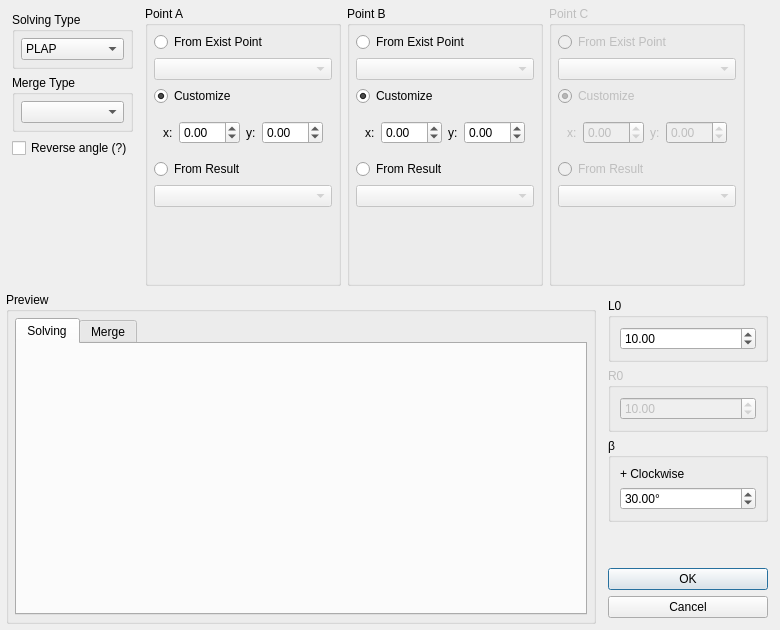
Before: the Qt Designer form core/panel/run_Triangle_Solver_edit.ui in KmolYuan/Pyslvs-UI, drawn with Qt 5.
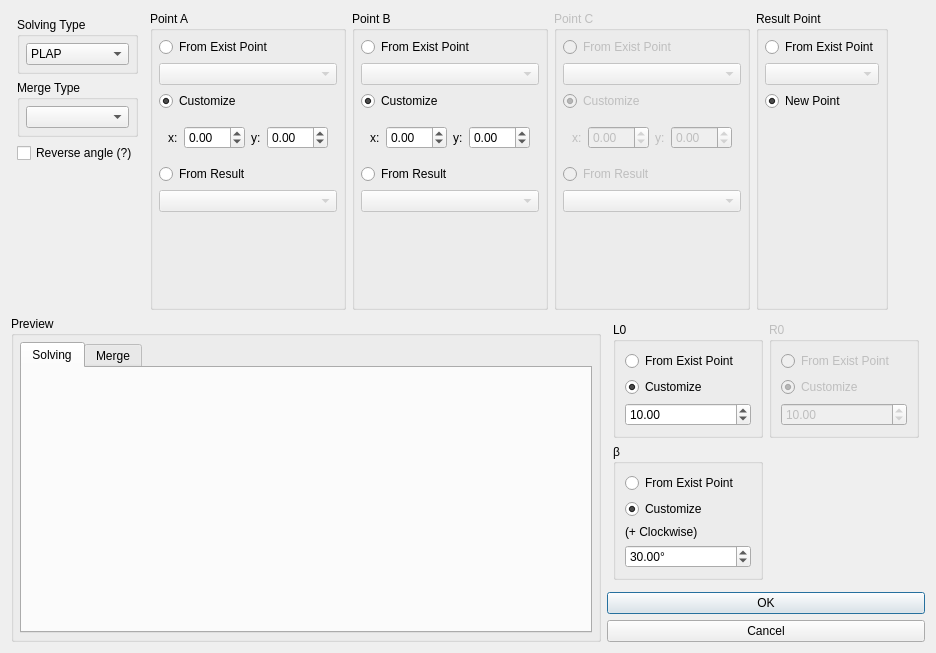
After: the same form once the commit is applied. Icons and pictures are not drawn.

Commit message: TS and point add improve.

The edit to the form file:
```diff
--- a/core/panel/run_Triangle_Solver_edit.ui
+++ b/core/panel/run_Triangle_Solver_edit.ui
@@ -6,20 +6,20 @@
    <rect>
     <x>0</x>
     <y>0</y>
-    <width>780</width>
-    <height>630</height>
+    <width>936</width>
+    <height>653</height>
    </rect>
   </property>
   <property name="minimumSize">
    <size>
-    <width>780</width>
-    <height>630</height>
+    <width>936</width>
+    <height>653</height>
    </size>
   </property>
   <property name="maximumSize">
    <size>
-    <width>780</width>
-    <height>630</height>
+    <width>936</width>
+    <height>653</height>
    </size>
   </property>
   <property name="windowTitle">
@@ -32,22 +32,7 @@
   <property name="modal">
    <bool>true</bool>
   </property>
-  <layout class="QVBoxLayout" name="verticalLayout_14">
-   <property name="spacing">
-    <number>6</number>
-   </property>
-   <property name="leftMargin">
-    <number>6</number>
-   </property>
-   <property name="topMargin">
-    <number>6</number>
-   </property>
-   <property name="rightMargin">
-    <number>6</number>
-   </property>
-   <property name="bottomMargin">
-    <number>6</number>
-   </property>
+  <layout class="QVBoxLayout" name="verticalLayout_15">
    <item>
     <layout class="QHBoxLayout" name="horizontalLayout_3">
      <item>
@@ -488,6 +473,67 @@
        </layout>
       </widget>
      </item>
+     <item>
+      <widget class="QGroupBox" name="rPanel">
+       <property name="title">
+        <string>Result Point</string>
+       </property>
+       <layout class="QVBoxLayout" name="verticalLayout_14">
+        <property name="spacing">
+         <number>6</number>
+        </property>
+        <property name="leftMargin">
+         <number>6</number>
+        </property>
+        <property name="topMargin">
+         <number>6</number>
+        </property>
+        <property name="rightMargin">
+         <number>6</number>
+        </property>
+        <property name="bottomMargin">
+         <number>6</number>
+        </property>
+        <item>
+         <widget class="QRadioButton" name="R1Exist">
+          <property name="text">
+           <string>From Exist Point</string>
+          </property>
+         </widget>
+        </item>
+        <item>
+         <widget class="QComboBox" name="R1">
+          <property name="enabled">
+           <bool>false</bool>
+          </property>
+         </widget>
+        </item>
+        <item>
+         <widget class="QRadioButton" name="R1Customize">
+          <property name="text">
+           <string>New Point</string>
+          </property>
+          <property name="checked">
+           <bool>true</bool>
+          </property>
+         </widget>
+        </item>
+        <item>
+         <spacer name="verticalSpacer_9">
+          <property name="orientation">
+           <enum>Qt::Vertical</enum>
+          </property>
+          <property name="sizeHint" stdset="0">
+           <size>
+            <width>20</width>
+            <height>1</height>
+           </size>
+          </property>
+         </spacer>
+        </item>
+       </layout>
+      </widget>
+     </item>
      <item>
       <spacer name="horizontalSpacer_2">
        <property name="orientation">
@@ -627,11 +673,10 @@
       </widget>
      </item>
      <item>
-      <widget class="QWidget" name="valuePanel" native="true">
        <layout class="QVBoxLayout" name="verticalLayout_7">
-        <property name="spacing">
-         <number>6</number>
-        </property>
+       <item>
+        <widget class="QWidget" name="valuePanel" native="true">
+         <layout class="QGridLayout" name="gridLayout">
         <property name="leftMargin">
          <number>6</number>
         </property>
@@ -644,12 +689,29 @@
         <property name="bottomMargin">
          <number>6</number>
         </property>
-        <item>
+          <item row="0" column="0">
          <widget class="QGroupBox" name="len1Panel">
           <property name="title">
            <string>L0</string>
           </property>
           <layout class="QVBoxLayout" name="verticalLayout">
+             <item>
+              <widget class="QRadioButton" name="len1Exist">
+               <property name="text">
+                <string>From Exist Point</string>
+               </property>
+              </widget>
+             </item>
+             <item>
+              <widget class="QRadioButton" name="len1Customize">
+               <property name="text">
+                <string>Customize</string>
+               </property>
+               <property name="checked">
+                <bool>true</bool>
+               </property>
+              </widget>
+             </item>
            <item>
             <widget class="QDoubleSpinBox" name="len1">
              <property name="minimum">
@@ -663,7 +725,7 @@
           </layout>
          </widget>
         </item>
-        <item>
+          <item row="0" column="1">
          <widget class="QGroupBox" name="len2Panel">
           <property name="enabled">
            <bool>false</bool>
@@ -672,6 +734,23 @@
            <string>R0</string>
           </property>
           <layout class="QVBoxLayout" name="verticalLayout_5">
+             <item>
+              <widget class="QRadioButton" name="len2Exist">
+               <property name="text">
+                <string>From Exist Point</string>
+               </property>
+              </widget>
+             </item>
+             <item>
+              <widget class="QRadioButton" name="len2Customize">
+               <property name="text">
+                <string>Customize</string>
+               </property>
+               <property name="checked">
+                <bool>true</bool>
+               </property>
+              </widget>
+             </item>
            <item>
             <widget class="QDoubleSpinBox" name="len2">
              <property name="minimum">
@@ -685,16 +764,33 @@
           </layout>
          </widget>
         </item>
-        <item>
+          <item row="2" column="0">
          <widget class="QGroupBox" name="anglePanel">
           <property name="title">
            <string>β</string>
           </property>
           <layout class="QVBoxLayout" name="verticalLayout_4">
            <item>
-            <widget class="QLabel" name="label">
+              <widget class="QRadioButton" name="angleExist">
              <property name="text">
-              <string>+ Clockwise</string>
+                <string>From Exist Point</string>
+               </property>
+              </widget>
+             </item>
+             <item>
+              <widget class="QRadioButton" name="angleCustomize">
+               <property name="text">
+                <string>Customize</string>
+               </property>
+               <property name="checked">
+                <bool>true</bool>
+               </property>
+              </widget>
+             </item>
+             <item>
+              <widget class="QLabel" name="angleWise">
+               <property name="text">
+                <string>(+ Clockwise)</string>
              </property>
             </widget>
            </item>
@@ -717,18 +813,8 @@
           </layout>
          </widget>
         </item>
-        <item>
-         <spacer name="verticalSpacer_5">
-          <property name="orientation">
-           <enum>Qt::Vertical</enum>
-          </property>
-          <property name="sizeHint" stdset="0">
-           <size>
-            <width>20</width>
-            <height>40</height>
-           </size>
-          </property>
-         </spacer>
+         </layout>
+        </widget>
         </item>
         <item>
          <widget class="QDialogButtonBox" name="buttonBox">
@@ -747,7 +833,6 @@
          </widget>
         </item>
        </layout>
-      </widget>
      </item>
     </layout>
    </item>
```
Left out of the diff: 80 changed lines with no effect on the pictures. Lines whose indentation alone changed are shown as unchanged. The commit also changes 5 other files.
